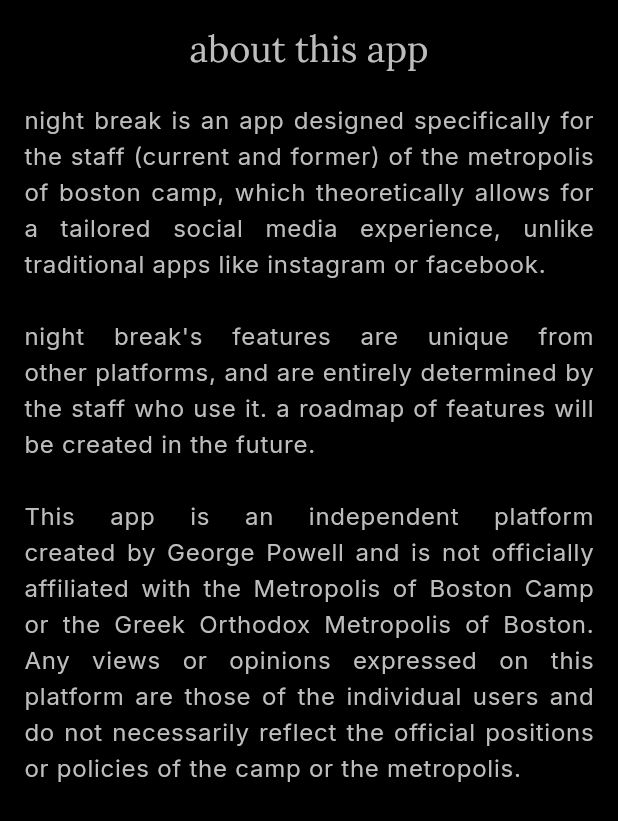
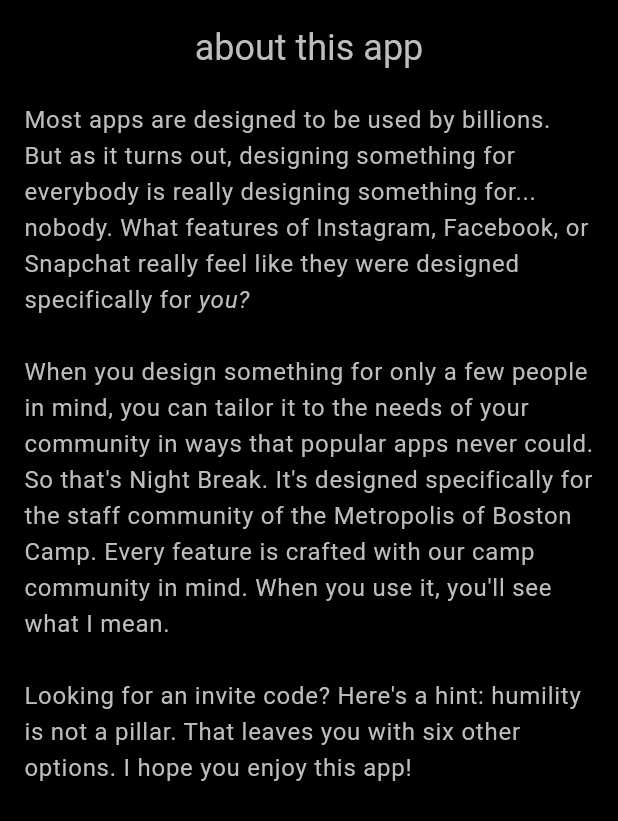
Before and after one commit to pupperpowell/night_break, a Flutter app: the AboutPage widget shown alone on an empty page, opened directly, on a phone screen of 412 x 824 dp. Shown: the top 821 px of the screen. Run offline on Flutter 3.47's test engine with Material 3 defaults, Android fonts, the phone set to English and light mode, and no system bars; our stand-ins replace flutter_secure_storage, get_it, material_symbols_icons, pocketbase, shimmer; accounts and stored records are empty; project files that could hold a hidden picture were left out.

Commit message:
a bunch of dumb changes

```diff
--- a/lib/auth/signup_page.dart
+++ b/lib/auth/signup_page.dart
@@ -19,6 +19,7 @@
         title: const Text('sign up'),
       ),
       body: SafeArea(
+        child: SingleChildScrollView(
           child: Padding(
             padding: const EdgeInsets.symmetric(horizontal: 16.0),
             child: Center(
@@ -30,6 +31,7 @@
             ),
           ),
         ),
+      ),
     );
   }
 }
--- a/lib/components/auth_text_field.dart
+++ b/lib/components/auth_text_field.dart
@@ -1,5 +1,4 @@
 import 'package:flutter/material.dart';
-import 'package:google_fonts/google_fonts.dart';
 import 'package:shimmer/shimmer.dart';
 
 class AuthTextField extends StatelessWidget {
@@ -61,7 +60,7 @@
               border: InputBorder.none,
               hintText: hintText,
               hintStyle: TextStyle(
-                fontFamily: GoogleFonts.inter().fontFamily,
+                // fontFamily: GoogleFonts.inter().fontFamily,
                 color: Colors.grey.shade300,
               )),
           obscureText: obscureText,
--- a/lib/components/navbar.dart
+++ b/lib/components/navbar.dart
@@ -7,8 +7,6 @@
   @override
   State<NavBar> createState() => _NavBarState();
 }
-
-// TODO: Link to whatever tutorial i followed for this
 
 class _NavBarState extends State<NavBar> {
   int _currentPageIndex = 0;
--- a/lib/logic/invite_code_logic.dart
+++ b/lib/logic/invite_code_logic.dart
@@ -209,13 +209,14 @@
       "used": false,
       "owner": userId,
     };
+    debugPrint("named invite code $code");
     // upload invite code
     try {
       final record =
           await pb.collection('invite_codes').create(body: inviteCode);
       // debugPrint("generated invite code $code");
     } catch (e) {
-      debugPrint('failed to upload invite code');
+      debugPrint(e.toString());
     }
   }
 }
--- a/lib/pages/about_page.dart
+++ b/lib/pages/about_page.dart
@@ -16,15 +16,27 @@
               style: Theme.of(context).textTheme.headlineSmall,
             ),
             const SizedBox(height: 20.0),
+            RichText(
+              text: TextSpan(
+                text:
+                    'Most apps are designed to be used by billions. But as it turns out, designing something for everybody is really designing something for... nobody. What features of Instagram, Facebook, or Snapchat really feel like they were designed specifically for',
+                style: Theme.of(context).textTheme.bodyLarge,
+                children: const <TextSpan>[
+                  TextSpan(
+                    text: ' you?\n',
+                    style: TextStyle(fontStyle: FontStyle.italic),
+                  ),
+                ],
+              ),
+            ),
             Text(
-              '''night break is an app designed specifically for the staff (current and former) of the metropolis of boston camp, which theoretically allows for a tailored social media experience, unlike traditional apps like instagram or facebook.
-
-              night break's features are unique from other platforms, and are entirely determined by the staff who use it. a roadmap of features will be created in the future.
-
-              This app is an independent platform created by George Powell and is not officially affiliated with the Metropolis of Boston Camp or the Greek Orthodox Metropolis of Boston. Any views or opinions expressed on this platform are those of the individual users and do not necessarily reflect the official positions or policies of the camp or the metropolis.''',
+              "When you design something for only a few people in mind, you can tailor it to the needs of your community in ways that popular apps never could. So that's Night Break. It's designed specifically for the staff community of the Metropolis of Boston Camp. Every feature is crafted with our camp community in mind. When you use it, you'll see what I mean.\n",
               style: Theme.of(context).textTheme.bodyLarge,
-              textAlign: TextAlign.justify,
             ),
+            Text(
+              "Looking for an invite code? Here's a hint: humility is not a pillar. That leaves you with six other options. I hope you enjoy this app!",
+              style: Theme.of(context).textTheme.bodyLarge,
+            )
           ],
         ),
       ),
--- a/lib/theme/dark_theme.dart
+++ b/lib/theme/dark_theme.dart
@@ -1,5 +1,4 @@
 import 'package:flutter/material.dart';
-import 'package:google_fonts/google_fonts.dart';
 
 ThemeData nightBreakDarkTheme = ThemeData(
   brightness: Brightness.dark,
@@ -10,23 +9,25 @@
     secondary: Colors.blueGrey,
   ),
   textTheme: TextTheme(
-    displayLarge: GoogleFonts.lora(
-      // this is causing hot reload to break for some reason?
+    displayLarge: TextStyle(
+      //breaks live update?
       fontWeight: FontWeight.w500,
+      // fontFamily: inter
       color: Colors.grey.shade200,
     ),
-    headlineMedium: GoogleFonts.inter(
+    headlineMedium: TextStyle(
       color: Colors.grey.shade400,
     ),
-    headlineSmall: GoogleFonts.lora(
+    headlineSmall: TextStyle(
       color: Colors.grey.shade400,
     ),
-    bodyLarge: GoogleFonts.inter(
+    bodyLarge: TextStyle(
       color: Colors.grey.shade400,
     ),
-    labelMedium: GoogleFonts.inter(
+    labelMedium: TextStyle(
       color: Colors.grey.shade400,
       fontWeight: FontWeight.w300,
+      fontSize: 64.0,
     ),
   ),
 );
--- a/pubspec.yaml
+++ b/pubspec.yaml
@@ -11,7 +11,6 @@
     sdk: flutter
   cupertino_icons: ^1.0.6
   pocketbase: ^0.18.1
-  google_fonts: ^6.1.0
   shimmer: ^3.0.0
   html: ^0.15.4
   http: ^1.2.0
@@ -26,7 +25,7 @@
 dev_dependencies:
   flutter_test:
     sdk: flutter
-  flutter_lints: ^3.0.1
+  flutter_lints: ^4.0.0
 
 flutter:
   uses-material-design: true
```
Also changed, not shown: lib/auth/auth.dart (+8 -16 lines), lib/auth/signup_form.dart (+59 -7 lines), lib/components/invite_code_modal.dart (+71 -21 lines), pubspec.lock, 1 other file. Lines whose indentation alone changed are shown as unchanged.
